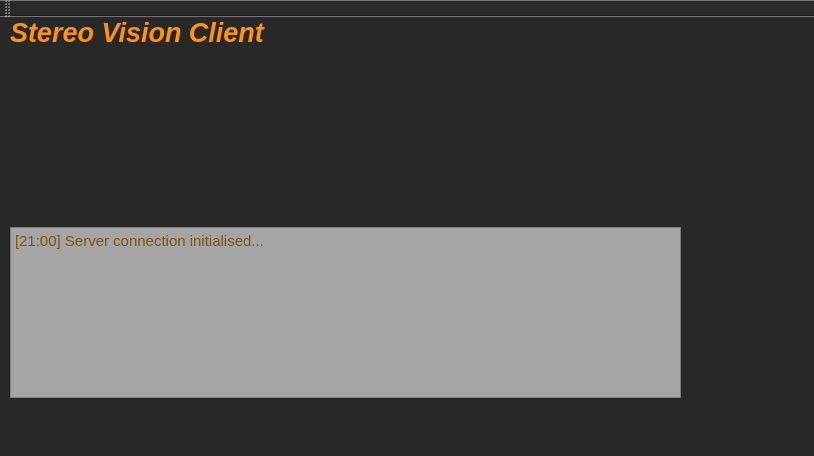
The window that gui.ui (spoorcc/stereo-vision-client) describes before a commit, drawn with Qt 5.
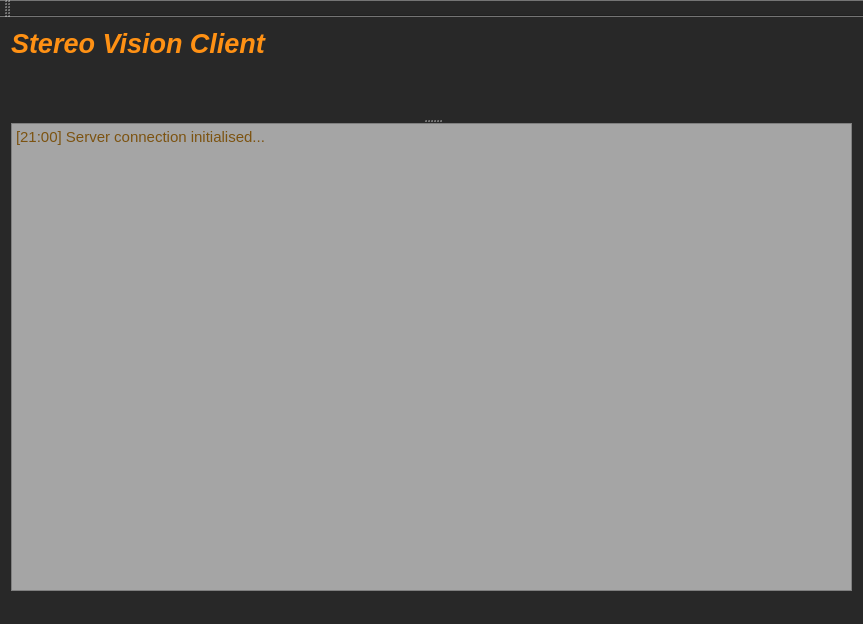
The same window after the commit.

Patch:
```diff
--- a/gui.ui
+++ b/gui.ui
@@ -6,8 +6,8 @@
    <rect>
     <x>0</x>
     <y>0</y>
-    <width>814</width>
-    <height>456</height>
+    <width>863</width>
+    <height>624</height>
    </rect>
   </property>
   <property name="windowTitle">
@@ -17,28 +17,23 @@
    <string notr="true">background-color: rgb(40, 40, 40);</string>
   </property>
   <widget class="QWidget" name="centralWidget">
+   <layout class="QVBoxLayout" name="verticalLayout">
+    <item>
    <widget class="QLabel" name="titleLBL">
-    <property name="geometry">
-     <rect>
-      <x>10</x>
-      <y>0</y>
-      <width>401</width>
-      <height>31</height>
-     </rect>
-    </property>
     <property name="text">
      <string>&lt;html&gt;&lt;head/&gt;&lt;body&gt;&lt;p&gt;&lt;span style=&quot; font-size:20pt; font-weight:600; font-style:italic; color:#ff9114;&quot;&gt;Stereo Vision Client&lt;/span&gt;&lt;/p&gt;&lt;/body&gt;&lt;/html&gt;</string>
     </property>
    </widget>
+    </item>
+    <item>
+     <widget class="QSplitter" name="splitter">
+      <property name="orientation">
+       <enum>Qt::Vertical</enum>
+      </property>
+      <widget class="QWidget" name="gridLayoutWidget">
+       <layout class="QGridLayout" name="processtepLO"/>
+      </widget>
    <widget class="QTextBrowser" name="console">
-    <property name="geometry">
-     <rect>
-      <x>10</x>
-      <y>210</y>
-      <width>671</width>
-      <height>171</height>
-     </rect>
-    </property>
     <property name="styleSheet">
      <string notr="true">background-color: rgb(165, 165, 165);
 color: rgb(124, 83, 17);</string>
@@ -52,6 +47,9 @@
     </property>
    </widget>
   </widget>
+    </item>
+   </layout>
+  </widget>
   <widget class="QMenuBar" name="menuBar">
    <property name="geometry">
     <rect>
```
Left out of the diff: 2 changed lines with no effect on the pictures. Lines whose indentation alone changed are shown as unchanged.
